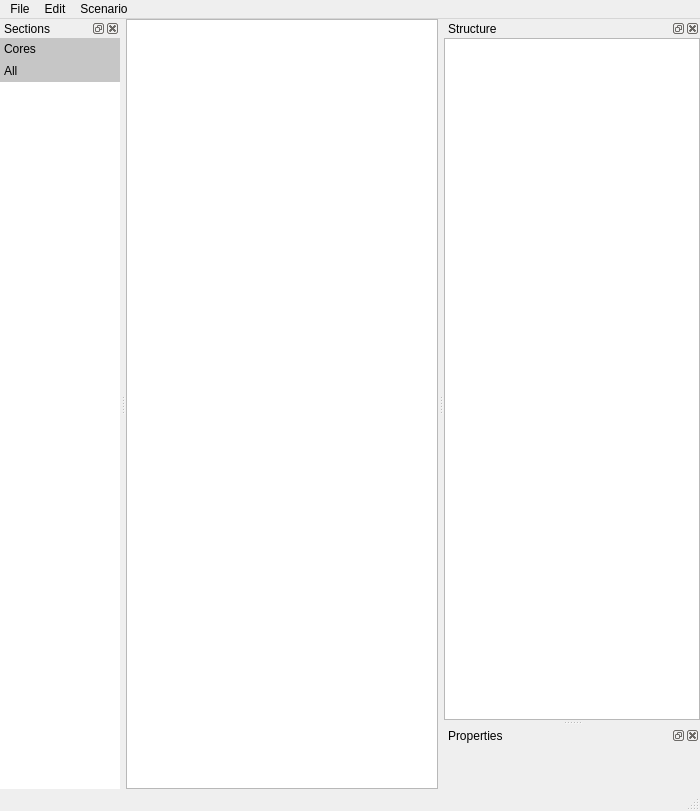
Above: src/FusionForever_Editor/fusionforever_editor.ui from danishcake/FusionForever before the change. Below: the same form after it.
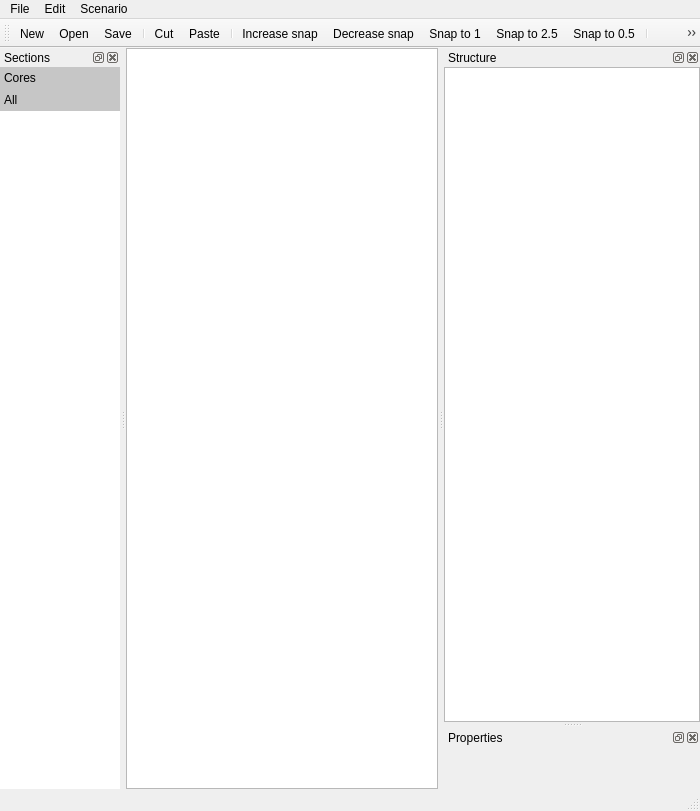
That is the form after the change. Icons and pictures are not drawn. Custom widgets are drawn as their Qt base class.

```diff
--- a/src/FusionForever_Editor/fusionforever_editor.ui
+++ b/src/FusionForever_Editor/fusionforever_editor.ui
@@ -183,7 +183,7 @@
           <x>0</x>
           <y>0</y>
           <width>120</width>
-          <height>705</height>
+          <height>671</height>
          </rect>
         </property>
         <attribute name="label">
@@ -231,6 +231,32 @@
     </layout>
    </widget>
   </widget>
+  <widget class="QToolBar" name="toolbarEditor">
+   <property name="windowTitle">
+    <string>toolBar</string>
+   </property>
+   <attribute name="toolBarArea">
+    <enum>TopToolBarArea</enum>
+   </attribute>
+   <attribute name="toolBarBreak">
+    <bool>false</bool>
+   </attribute>
+   <addaction name="actionNew"/>
+   <addaction name="actionOpen"/>
+   <addaction name="actionSave"/>
+   <addaction name="separator"/>
+   <addaction name="actionCut"/>
+   <addaction name="actionPaste"/>
+   <addaction name="separator"/>
+   <addaction name="actionIncrease_snap"/>
+   <addaction name="actionDecrease_snap"/>
+   <addaction name="actionSet_snap_to_1"/>
+   <addaction name="actionSet_snap_to_2_5"/>
+   <addaction name="actionSet_snap_to_0_5"/>
+   <addaction name="separator"/>
+   <addaction name="actionConfigure"/>
+   <addaction name="actionTry"/>
+  </widget>
   <action name="actionDelete_selection">
    <property name="text">
     <string>Remove recursively</string>
@@ -305,12 +331,12 @@
   </action>
   <action name="actionSet_snap_to_1">
    <property name="text">
-    <string>Set snap to 1</string>
+    <string>Snap to 1</string>
    </property>
   </action>
   <action name="actionSet_snap_to_2_5">
    <property name="text">
-    <string>Set snap to 2.5</string>
+    <string>Snap to 2.5</string>
    </property>
   </action>
   <action name="actionIncrease_snap">
@@ -325,7 +351,7 @@
   </action>
   <action name="actionSet_snap_to_0_5">
    <property name="text">
-    <string>Set snap to 0.5</string>
+    <string>Snap to 0.5</string>
    </property>
   </action>
   <action name="actionSave_As">
```
Left out of the diff: 46 changed lines with no effect on the pictures.
